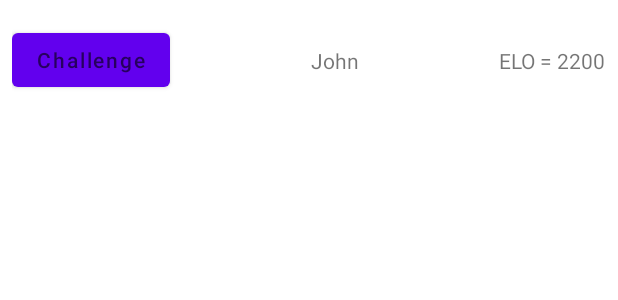
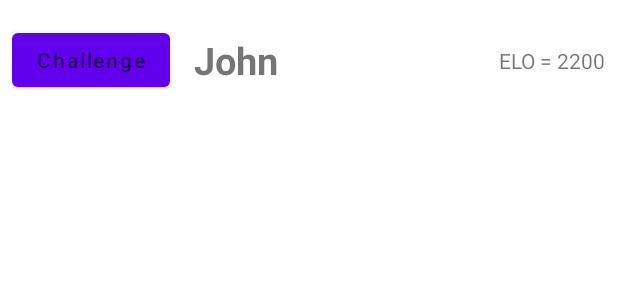
Before and after one commit to LeoSanitt/PolterGeorge, an Android app: the layout player_info_qreq.xml on its own in the app's theme, with its tools: preview values and no code run, on a phone screen of 412 x 824 dp. Shown: the top 300 px of the screen. Run offline under Robolectric (Android 15) with nearby library versions, the phone set to English and light mode, and no system bars.

Commit message:
removing the top bar

```diff
--- a/app/src/main/res/layout/player_info_qreq.xml
+++ b/app/src/main/res/layout/player_info_qreq.xml
@@ -13,9 +13,12 @@
         android:id="@+id/tvPlayerName"
         android:layout_width="wrap_content"
         android:layout_height="wrap_content"
+        android:layout_marginStart="16dp"
+        android:layout_marginLeft="16dp"
         android:text="John"
+        android:textSize="25sp"
+        android:textStyle="bold"
         app:layout_constraintBottom_toBottomOf="parent"
-        app:layout_constraintEnd_toStartOf="@+id/btnPlayerELO"
         app:layout_constraintStart_toEndOf="@+id/btnChallenge"
         app:layout_constraintTop_toTopOf="parent" />
 
--- a/app/src/main/res/values/themes.xml
+++ b/app/src/main/res/values/themes.xml
@@ -1,6 +1,6 @@
 <resources xmlns:tools="http://schemas.android.com/tools">
     <!-- Base application theme. -->
-    <style name="Theme.MyApplication" parent="Theme.MaterialComponents.DayNight.DarkActionBar">
+    <style name="Theme.MyApplication" parent="Theme.MaterialComponents.DayNight.NoActionBar">
         <!-- Primary brand color. -->
         <item name="colorPrimary">@color/purple_500</item>
         <item name="colorPrimaryVariant">@color/purple_700</item>
```
